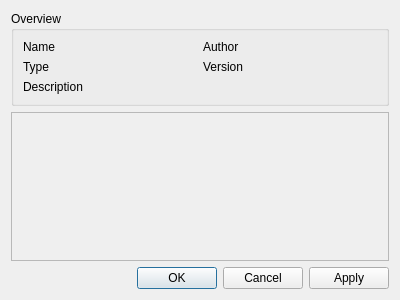
Before: the Qt Designer form src/Gui/effectsengine/ui/EffectInstanceWidget.ui in luyikei/VLMC, drawn with Qt 5.
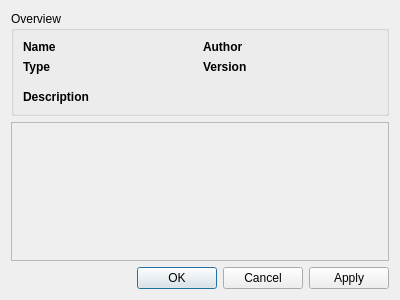
After: the same form once the commit is applied.

Commit message: EffectInstanceWidget: trying to improve the GUI a little more.

Patch:
```diff
--- a/src/Gui/effectsengine/ui/EffectInstanceWidget.ui
+++ b/src/Gui/effectsengine/ui/EffectInstanceWidget.ui
@@ -22,6 +22,12 @@
      <layout class="QGridLayout" name="gridLayout">
       <item row="0" column="0">
        <widget class="QLabel" name="nameLabel">
+        <property name="font">
+         <font>
+          <weight>75</weight>
+          <bold>true</bold>
+         </font>
+        </property>
         <property name="text">
          <string>Name</string>
         </property>
@@ -36,6 +42,12 @@
       </item>
       <item row="0" column="2">
        <widget class="QLabel" name="authorLabel">
+        <property name="font">
+         <font>
+          <weight>75</weight>
+          <bold>true</bold>
+         </font>
+        </property>
         <property name="text">
          <string>Author</string>
         </property>
@@ -50,6 +62,12 @@
       </item>
       <item row="1" column="0">
        <widget class="QLabel" name="typeLabel">
+        <property name="font">
+         <font>
+          <weight>75</weight>
+          <bold>true</bold>
+         </font>
+        </property>
         <property name="text">
          <string>Type</string>
         </property>
@@ -64,6 +82,12 @@
       </item>
       <item row="1" column="2">
        <widget class="QLabel" name="versionLabel">
+        <property name="font">
+         <font>
+          <weight>75</weight>
+          <bold>true</bold>
+         </font>
+        </property>
         <property name="text">
          <string>Version</string>
         </property>
@@ -76,20 +100,48 @@
         </property>
        </widget>
       </item>
-      <item row="2" column="0">
+      <item row="3" column="0">
        <widget class="QLabel" name="descLabel">
+        <property name="font">
+         <font>
+          <weight>75</weight>
+          <bold>true</bold>
+         </font>
+        </property>
         <property name="text">
          <string>Description</string>
         </property>
+        <property name="wordWrap">
+         <bool>false</bool>
+        </property>
        </widget>
       </item>
-      <item row="2" column="1" colspan="3">
+      <item row="3" column="1" colspan="3">
        <widget class="QLabel" name="descValueLabel">
         <property name="text">
          <string/>
         </property>
+        <property name="wordWrap">
+         <bool>false</bool>
+        </property>
        </widget>
       </item>
+      <item row="2" column="0">
+       <spacer name="verticalSpacer">
+        <property name="orientation">
+         <enum>Qt::Vertical</enum>
+        </property>
+        <property name="sizeType">
+         <enum>QSizePolicy::Fixed</enum>
+        </property>
+        <property name="sizeHint" stdset="0">
+         <size>
+          <width>0</width>
+          <height>10</height>
+         </size>
+        </property>
+       </spacer>
+      </item>
      </layout>
     </widget>
    </item>
@@ -104,7 +156,7 @@
         <x>0</x>
         <y>0</y>
         <width>386</width>
-        <height>159</height>
+        <height>145</height>
        </rect>
       </property>
       <layout class="QVBoxLayout" name="verticalLayout_2">
```
